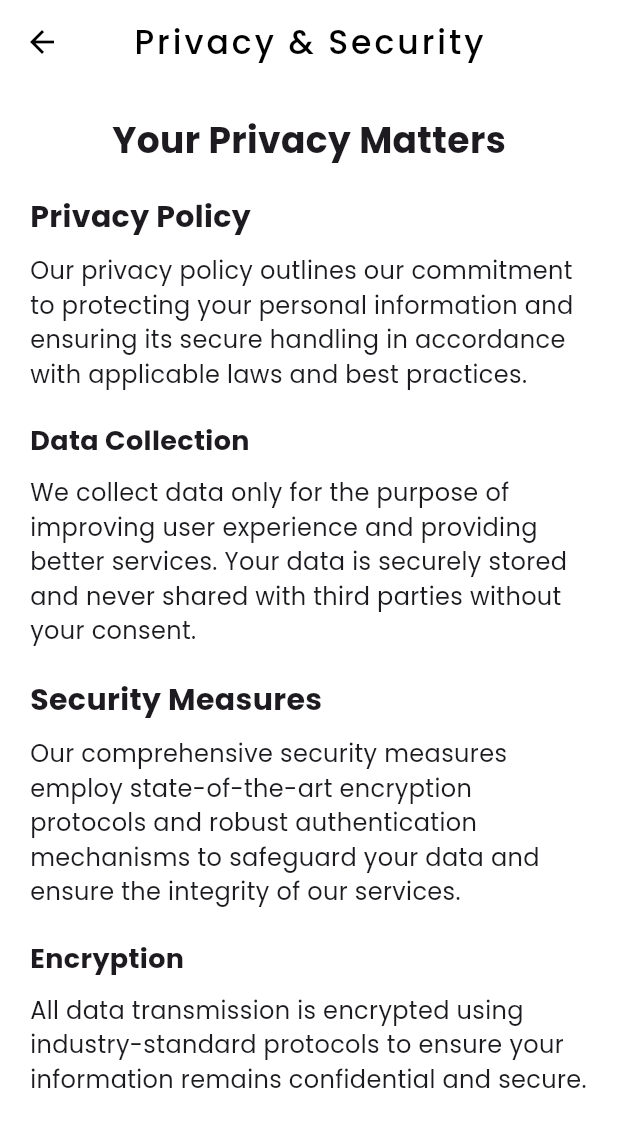
After one commit to banulaperera/Intellectia-Mobile-App-SDGP, a Flutter app: the PrivacySecurity screen opened directly, on a phone screen of 412 x 824 dp. The commit adds this screen. Shown: the top 1127 px of the screen. Run offline on Flutter 3.47's test engine with Material 3 defaults, Android fonts, the phone set to English and light mode, and no system bars; our stand-ins replace bootstrap_icons, carousel_slider, fl_chart, flutter_local_notifications, flutter_slidable, get and 5 more; missing offline and left inert: cron; accounts and stored records are empty; network calls fail; project files that could hold a hidden picture were left out.

Commit message:
completed privacy and security page

```diff
--- a/client/lib/screens/quiz/question_screen.dart
+++ b/client/lib/screens/quiz/question_screen.dart
@@ -5,7 +5,6 @@ import 'package:flutter/material.dart';
 import 'package:get/get.dart';
 import 'package:lottie/lottie.dart';
 
-import '../../util/connection_lost.dart';
 import 'components/body.dart';
 
 class QuizScreen extends StatelessWidget {
--- a/client/lib/screens/setting_screen/main_setting_page.dart
+++ b/client/lib/screens/setting_screen/main_setting_page.dart
@@ -2,11 +2,13 @@ import 'package:bootstrap_icons/bootstrap_icons.dart';
 import 'package:client/controllers/note_controller.dart';
 import 'package:client/screens/login_page.dart';
 import 'package:client/screens/setting_screen/change_password.dart';
+import 'package:client/screens/setting_screen/privacy_security_page.dart';
 import 'package:client/screens/setting_screen/quiz_preference_setting.dart';
 import 'package:flutter/Material.dart';
 import 'package:get/get.dart';
 import '../../constants.dart';
 import '../../util/local_storage.dart';
+import 'about_us_page.dart';
 import 'account_setting.dart';
 
 class MainSettingPage extends StatefulWidget {
@@ -95,7 +97,7 @@ class _MainSettingPageState extends State<MainSettingPage> {
             buildAccountSettingOption(
                 context, 'Quiz Preference', const GoalSetting()),
             buildAccountSettingOption(
-                context, 'Privacy and security', const AccountSetting()),
+                context, 'Privacy and security', const PrivacySecurity()),
             const SizedBox(
               height: 50,
             ),
@@ -150,7 +152,7 @@ class _MainSettingPageState extends State<MainSettingPage> {
               height: 15,
             ),
             buildAccountSettingOption(
-                context, 'About us', const AccountSetting()),
+                context, 'About us', const AboutUs()),
             const SizedBox(
               height: 50,
             ),
--- /dev/null
+++ b/client/lib/screens/setting_screen/privacy_security_page.dart
@@ -0,0 +1,114 @@
+import 'package:flutter/Material.dart';
+
+import '../../constants.dart';
+
+class PrivacySecurity extends StatelessWidget {
+  const PrivacySecurity({super.key});
+
+  @override
+  Widget build(BuildContext context) {
+    return Scaffold(
+      appBar: AppBar(
+        foregroundColor: Colors.black,
+        centerTitle: true,
+        backgroundColor: kBackgroundColor,
+        scrolledUnderElevation: 0.0,
+        title: const Text(
+          'Privacy & Security',
+          style: TextStyle(
+            fontSize: appBarTitleSize,
+            fontWeight: FontWeight.w500,
+            letterSpacing: 2,
+          ),
+        ),
+      ),
+      body: SingleChildScrollView(
+        padding: const EdgeInsets.all(20.0),
+        child: Column(
+          crossAxisAlignment: CrossAxisAlignment.start,
+          children: [
+            const Center(
+              child: Text(
+                'Your Privacy Matters',
+                style: TextStyle(
+                  fontSize: 24,
+                  fontWeight: FontWeight.bold,
+                ),
+              ),
+            ),
+            const SizedBox(height: 20.0),
+            _buildPrivacySection(),
+            const SizedBox(height: 20.0),
+            _buildSecuritySection(),
+          ],
+        ),
+      ),
+    );
+  }
+
+  Widget _buildPrivacySection() {
+    return const Column(
+      crossAxisAlignment: CrossAxisAlignment.start,
+      children: [
+        Text(
+          'Privacy Policy',
+          style: TextStyle(
+            fontSize: 20,
+            fontWeight: FontWeight.bold,
+          ),
+        ),
+        SizedBox(height: 10.0),
+        Text(
+          'Our privacy policy outlines our commitment to protecting your personal information and ensuring its secure handling in accordance with applicable laws and best practices.',
+          style: TextStyle(fontSize: 16),
+        ),
+        SizedBox(height: 20.0),
+        Text(
+          'Data Collection',
+          style: TextStyle(
+            fontSize: 18,
+            fontWeight: FontWeight.bold,
+          ),
+        ),
+        SizedBox(height: 10.0),
+        Text(
+          'We collect data only for the purpose of improving user experience and providing better services. Your data is securely stored and never shared with third parties without your consent.',
+          style: TextStyle(fontSize: 16),
+        ),
+      ],
+    );
+  }
+
+  Widget _buildSecuritySection() {
+    return const Column(
+      crossAxisAlignment: CrossAxisAlignment.start,
+      children: [
+        Text(
+          'Security Measures',
+          style: TextStyle(
+            fontSize: 20,
+            fontWeight: FontWeight.bold,
+          ),
+        ),
+        SizedBox(height: 10.0),
+        Text(
+          'Our comprehensive security measures employ state-of-the-art encryption protocols and robust authentication mechanisms to safeguard your data and ensure the integrity of our services.',
+          style: TextStyle(fontSize: 16),
+        ),
+        SizedBox(height: 20.0),
+        Text(
+          'Encryption',
+          style: TextStyle(
+            fontSize: 18,
+            fontWeight: FontWeight.bold,
+          ),
+        ),
+        SizedBox(height: 10.0),
+        Text(
+          'All data transmission is encrypted using industry-standard protocols to ensure your information remains confidential and secure.',
+          style: TextStyle(fontSize: 16),
+        ),
+      ],
+    );
+  }
+}
--- a/client/pubspec.yaml
+++ b/client/pubspec.yaml
@@ -89,6 +89,7 @@ flutter:
   # To add assets to your application, add an assets section, like this:
   assets:
     - assets/
+    - assets/owner_images/
     - animations/
 
 
```
Also changed, not shown: client/lib/screens/setting_screen/about_us_page.dart (added, +88 -0 lines), client/assets/owner_images/Nethunil.jpeg (added), client/assets/owner_images/avishka.jpeg (added), client/assets/owner_images/banula.jpeg (added), client/assets/owner_images/hirushi.jpeg (added), client/assets/owner_images/kavisha.jpeg (added), 2 other files.
